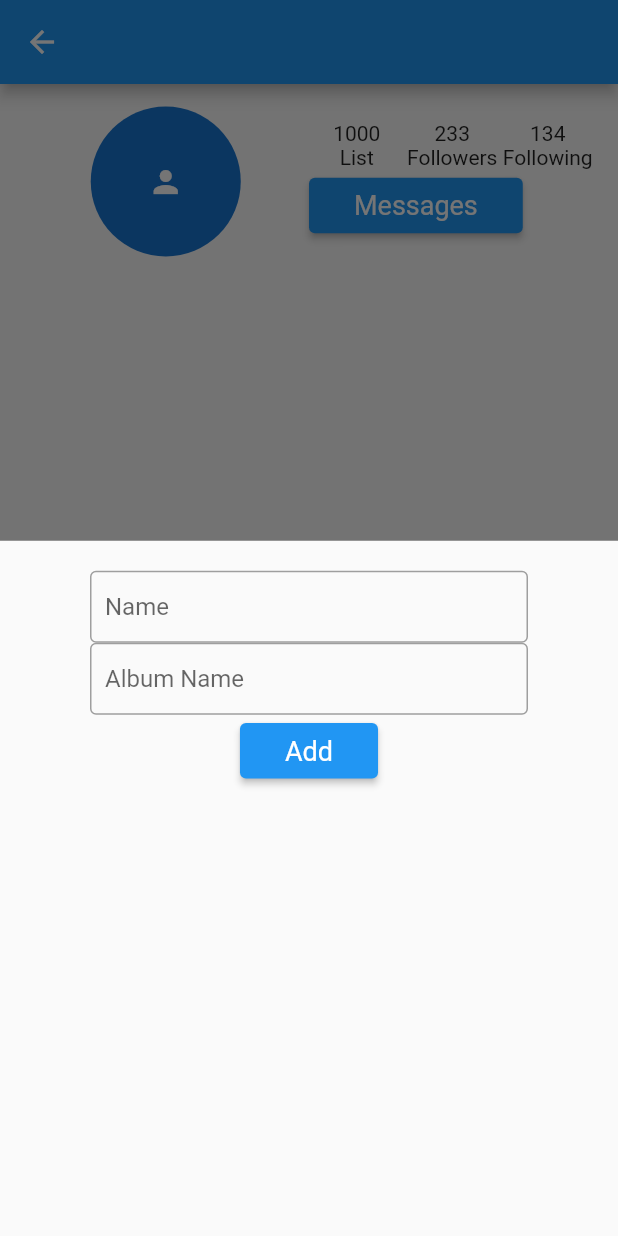
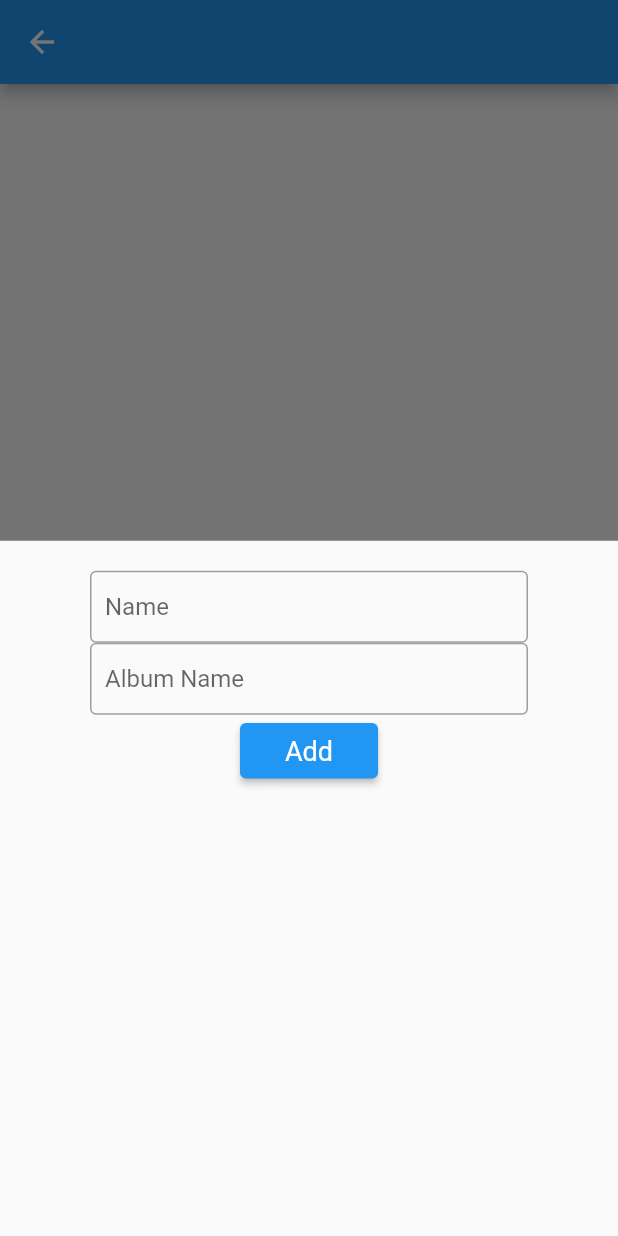
Before and after one commit to Habiba-Naeem/auth_firebase, a Flutter app: the SongsScreen screen opened directly, after a tap on "Add your favourite songs", on a phone screen of 412 x 824 dp. Run offline on Flutter 3.47's test engine with Material 2 defaults, Android fonts, the phone set to English and light mode, and no system bars; our stand-ins replace bloc, cloud_firestore, dartz, firebase_auth, firebase_core, flutter_bloc and 1 more; accounts and stored records are empty.

Commit message:
bottom nav working

```diff
--- a/lib/presentation/profile/profile_screen.dart
+++ b/lib/presentation/profile/profile_form_screen.dart
@@ -2,8 +2,10 @@ import 'package:auth_firebase/remote/auth_service.dart';
 import 'package:auth_firebase/remote/profile_service.dart';
 import 'package:flutter/material.dart';
 
-class ProfileScreen extends StatelessWidget {
-  const ProfileScreen({Key? key}) : super(key: key);
+class ProfileFormScreen
+ extends StatelessWidget {
+  const ProfileFormScreen
+  ({Key? key}) : super(key: key);
 
   @override
   Widget build(BuildContext context) {
--- /dev/null
+++ b/lib/presentation/router.dart
@@ -0,0 +1,29 @@
+import 'package:auth_firebase/application/song/song_bloc.dart';
+import 'package:auth_firebase/presentation/profile/main_profile_screen.dart';
+import 'package:auth_firebase/presentation/songs/songs.dart';
+import 'package:flutter/material.dart';
+import 'package:flutter_bloc/flutter_bloc.dart';
+
+class RouterGenerator {
+  static Route<dynamic> generateRoute(RouteSettings settings) {
+    switch (settings.name) {
+      case songs:
+        return MaterialPageRoute(
+            builder: (_) => BlocProvider(
+                create: (_) => SongBloc(),
+                child: const SongsScreen())); //SongsScreen());
+      case profile:
+        return MaterialPageRoute(builder: (_) => ProfileScreen());
+      default:
+        return MaterialPageRoute(
+            builder: (_) => Scaffold(
+                  body: Center(
+                      child: Text('No route defined for ${settings.name}')),
+                ));
+    }
+  }
+}
+
+//Dynamic Routes for generating navigation
+const String songs = SongsScreen.id;
+const String profile = ProfileScreen.id;
--- a/lib/presentation/profile/songs.dart
+++ b/lib/presentation/songs/songs.dart
@@ -1,6 +1,6 @@
 import 'package:auth_firebase/application/song/song_bloc.dart';
-import 'package:auth_firebase/presentation/profile/song_add.dart';
-import 'package:auth_firebase/presentation/profile/song_update.dart';
+import 'package:auth_firebase/presentation/songs/song_add.dart';
+import 'package:auth_firebase/presentation/songs/song_update.dart';
 import 'package:auth_firebase/remote/auth_service.dart';
 import 'package:auth_firebase/remote/database.dart';
 import 'package:auth_firebase/remote/song.dart';
@@ -10,6 +10,7 @@ import 'package:flutter_bloc/flutter_bloc.dart';
 import 'package:provider/provider.dart';
 
 class SongsScreen extends StatelessWidget {
+  static const String id = 'songs';
   const SongsScreen({Key? key}) : super(key: key);
 
   @override
@@ -43,7 +44,6 @@ class SongsScreen extends StatelessWidget {
             padding: const EdgeInsets.all(15),
             child: Column(
               children: [
-                const SongsHeader(),
                 const SizedBox(
                   height: 20,
                 ),
@@ -68,57 +68,6 @@ class SongsScreen extends StatelessWidget {
   }
 }
 
-class SongsHeader extends StatelessWidget {
-  const SongsHeader({Key? key}) : super(key: key);
-
-  @override
-  Widget build(BuildContext context) {
-    return Row(
-      children: [
-        Expanded(
-          child: CircleAvatar(
-            child: Icon(Icons.person),
-            minRadius: 50,
-          ),
-        ),
-        Expanded(
-          child: Column(
-            children: [
-              Row(
-                children: [
-                  Expanded(
-                    child: Column(
-                      children: [Text("1000"), Text("List")],
-                    ),
-                  ),
-                  Expanded(
-                    child: Column(
-                      children: [Text("233"), Text("Followers")],
-                    ),
-                  ),
-                  Expanded(
-                    child: Column(
-                      children: [Text("134"), Text("Following")],
-                    ),
-                  ),
-                ],
-              ),
-              Row(
-                children: [
-                  ElevatedButton(
-                    onPressed: () {},
-                    child: Text("Messages"),
-                  ),
-                ],
-              )
-            ],
-          ),
-        )
-      ],
-    );
-  }
-}
-
 class SongsList extends StatefulWidget {
   const SongsList({Key? key}) : super(key: key);
 
@@ -138,8 +87,9 @@ class _SongsListState extends State<SongsList> {
           return Container(
             padding:
                 const EdgeInsets.symmetric(vertical: 20.0, horizontal: 60.0),
-            child: SongUpdate(
-              docID: docID,
+            child: BlocProvider(
+              create: (context) => SongBloc(),
+              child: SongUpdate(docID: docID),
             ),
           );
         },
--- a/lib/presentation/wrapper.dart
+++ b/lib/presentation/wrapper.dart
@@ -1,7 +1,7 @@
 import 'package:auth_firebase/application/song/song_bloc.dart';
 import 'package:auth_firebase/presentation/auth/auth.dart';
-import 'package:auth_firebase/presentation/profile/profile_screen.dart';
-import 'package:auth_firebase/presentation/profile/songs.dart';
+import 'package:auth_firebase/presentation/profile/profile_form_screen.dart';
+import 'package:auth_firebase/presentation/songs/songs.dart';
 import 'package:auth_firebase/remote/auth_service.dart';
 import 'package:cloud_firestore/cloud_firestore.dart';
 import 'package:firebase_auth/firebase_auth.dart';
@@ -28,7 +28,7 @@ class Wrapper extends StatelessWidget {
                   return BlocProvider(
                       create: (_) => SongBloc(), child: SongsScreen());
                 }
-                return ProfileScreen();
+                return ProfileFormScreen();
               });
         }
 
--- /dev/null
+++ b/lib/remote/navigation.dart
@@ -0,0 +1,16 @@
+import 'package:auth_firebase/presentation/profile/main_profile_screen.dart';
+import 'package:auth_firebase/presentation/router.dart';
+import 'package:auth_firebase/presentation/songs/songs.dart';
+
+class Navigation {
+  final String nav;
+
+  const Navigation({required this.nav});
+
+
+}
+
+const List<Navigation> navigation = const <Navigation>[
+  Navigation(nav: SongsScreen.id),
+  Navigation(nav: ProfileScreen.id),
+];
--- a/lib/shared/bottom_nav.dart
+++ b/lib/shared/bottom_nav.dart
@@ -1,33 +1,76 @@
+import 'package:auth_firebase/remote/navigation.dart';
 import 'package:flutter/material.dart';
 
-class BottomNav extends StatelessWidget {
+// class BottomNavigation extends StatelessWidget {
+//   BottomNavigation({@required this.currentTab, @required this.onSelectTab});
+//   final TabItem currentTab;
+//   final ValueChanged<TabItem> onSelectTab;
+
+//   @override
+//   Widget build(BuildContext context) {
+//     return BottomNavigationBar(
+//       type: BottomNavigationBarType.fixed,
+//       items: [
+//         _buildItem(TabItem.red),
+//         _buildItem(TabItem.green),
+//         _buildItem(TabItem.blue),
+//       ],
+//       onTap: (index) => onSelectTab(
+//         TabItem.values[index],
+//       ),
+//     );
+//   }
+
+//   BottomNavigationBarItem _buildItem(TabItem tabItem) {
+//     return BottomNavigationBarItem(
+//       icon: Icon(
+//         Icons.layers,
+//         color: _colorTabMatching(tabItem),
+//       ),
+//       label: tabName[tabItem],
+//     );
+//   }
+
+//   Color _colorTabMatching(TabItem item) {
+//     return currentTab == item ? activeTabColor[item] : Colors.grey;
+//   }
+// }
+class BottomNav extends StatefulWidget {
   const BottomNav({Key? key}) : super(key: key);
+
+  @override
+  State<BottomNav> createState() => _BottomNavState();
+}
+
+class _BottomNavState extends State<BottomNav> {
+  int _selectedIndex = 0;
+  // static const List<Navigator> routes = [
+  //   Navigator.push(context, '/songs'),
+
+  // ];
+  void _onItemTapped(int index) {
+    setState(() {
+      _selectedIndex = index;
+      Navigator.of(context).pushNamed(navigation[index].nav) ;
+    });
+  }
 
   @override
   Widget build(BuildContext context) {
     return BottomNavigationBar(
       items: const <BottomNavigationBarItem>[
         BottomNavigationBarItem(
-          icon: Icon(Icons.home),
-          label: 'Home',
-          backgroundColor: Colors.red,
+          icon: Icon(Icons.music_note),
+          label: 'Songs',
         ),
         BottomNavigationBarItem(
-          icon: Icon(Icons.business),
-          label: 'Business',
-          backgroundColor: Colors.green,
-        ),
-        BottomNavigationBarItem(
-          icon: Icon(Icons.school),
-          label: 'School',
-          backgroundColor: Colors.purple,
-        ),
-        BottomNavigationBarItem(
-          icon: Icon(Icons.settings),
-          label: 'Settings',
-          backgroundColor: Colors.pink,
+          icon: Icon(Icons.person),
+          label: 'Profile',
         ),
       ],
+      currentIndex: _selectedIndex,
+      selectedItemColor: Colors.amber[800],
+      onTap: _onItemTapped,
     );
   }
 }
--- a/pubspec.yaml
+++ b/pubspec.yaml
@@ -44,10 +44,16 @@ dependencies:
   streams_provider: ^0.1.1
   provider: ^5.0.0
 
+  auto_route: ^2.3.2
+  salomon_bottom_bar: ^3.1.0
+
 dev_dependencies:
   flutter_test:
     sdk: flutter
 
+  #flutter_lints: ^1.0.4
+  auto_route_generator: ^2.3.2
+  build_runner: ^2.1.2
   # The "flutter_lints" package below contains a set of recommended lints to
   # encourage good coding practices. The lint set provided by the package is
   # activated in the `analysis_options.yaml` file located at the root of your
```
Also changed, not shown: lib/home.dart (added, +47 -0 lines), lib/main.dart (+16 -10 lines), lib/presentation/profile/main_profile_screen.dart (added, +66 -0 lines), lib/presentation/profile/song_update.dart (deleted, +0 -65 lines), lib/presentation/songs/song_update.dart (added, +72 -0 lines), lib/presentation/songs/song_add.dart (renamed from lib/presentation/profile/song_add.dart), pubspec.lock.
